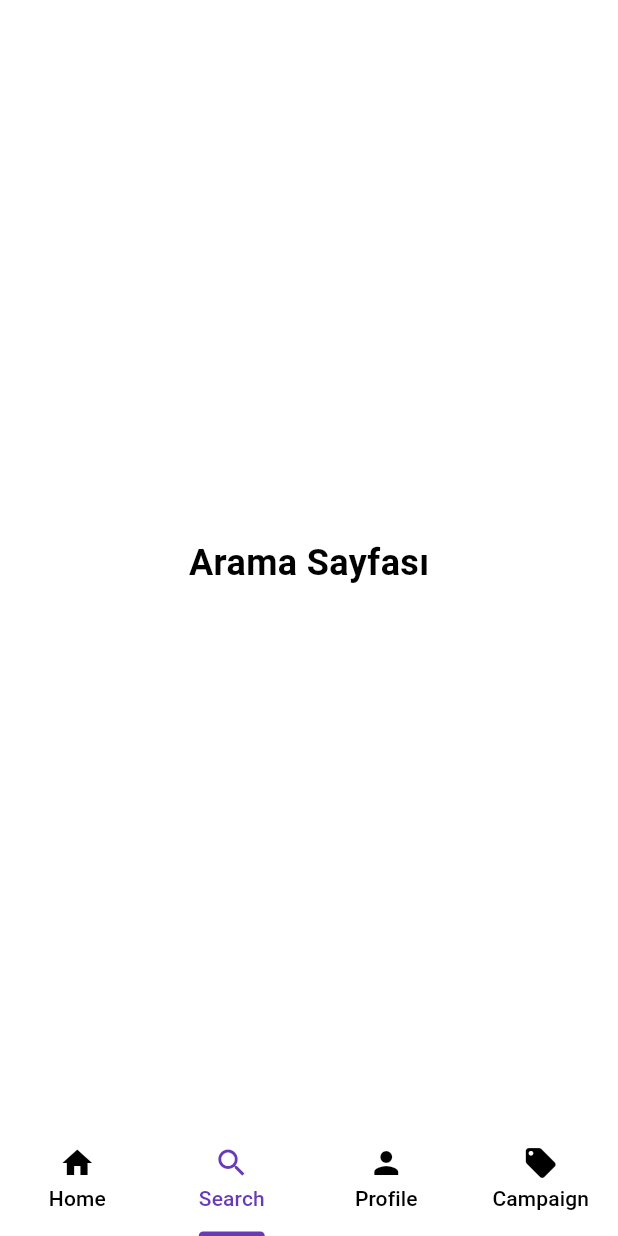
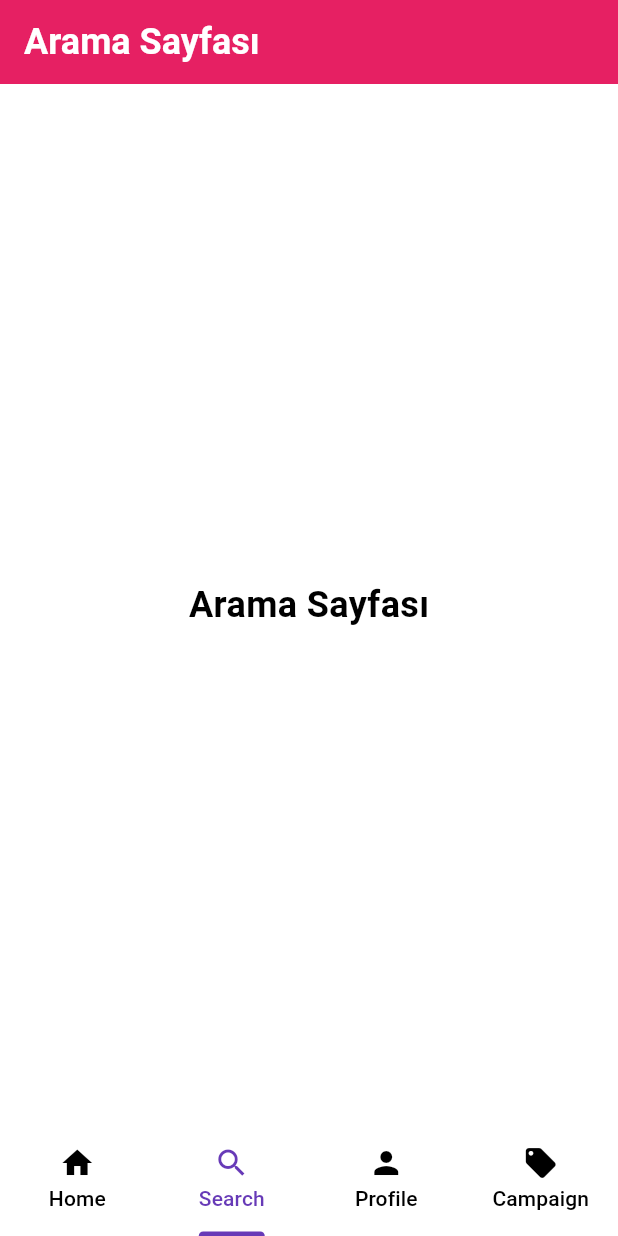
Before and after one commit to salihakca/petshop, a Flutter app: the MainScreen screen opened directly, item 2 of the bottom bar chosen, on a phone screen of 412 x 824 dp. Run offline on Flutter 3.47's test engine with Material 3 defaults, Android fonts, the light colour scheme and no system bars.

Commit message:
main screen added

```diff
--- a/lib/campaingscreen.dart
+++ b/lib/campaingscreen.dart
@@ -6,7 +6,14 @@ class CampaignScreen extends StatelessWidget {
   @override
   Widget build(BuildContext context) {
     return Scaffold(
-
+      appBar: AppBar(
+        backgroundColor: Color(0xFFE62063),
+        title: Text(
+          'Kampanyalar Sayfası',
+          style: TextStyle(fontSize: 24, fontWeight: FontWeight.bold, color: Colors.white),
+        ),
+        automaticallyImplyLeading: false, // Geri butonunu kaldırır
+      ),
       body: Center(
         child: const Text(
           'Kampanyalar Sayfası',
--- a/lib/login.dart
+++ b/lib/login.dart
@@ -97,7 +97,7 @@ class _LoginPageState extends State<LoginPage> {
                       Color(0xFFE62063),
                     ),
                     minimumSize: MaterialStateProperty.all<Size>(
-                      const Size(400, 60),
+                      const Size(300, 60),
                     ),
                   ),
                   child: const Text(
@@ -126,7 +126,7 @@ class _LoginPageState extends State<LoginPage> {
                       BorderSide(color: Color(0xFFE62063)),
                     ),
                     minimumSize: MaterialStateProperty.all<Size>(
-                      const Size(400, 60),
+                      const Size(300, 60),
                     ),
                   ),
                   child: const Text(
--- a/lib/main.dart
+++ b/lib/main.dart
@@ -51,7 +51,7 @@ class MyHomePage extends StatelessWidget {
                 height: 300,
                 decoration: BoxDecoration(
                   shape: BoxShape.circle,
-                  color: Colors.black,
+                  color: const Color.fromARGB(255, 197, 93, 93),
                 ),
                 child: Image.asset(
                   'assets/photo/dog.png',
--- a/lib/mainscreen.dart
+++ b/lib/mainscreen.dart
@@ -13,10 +13,19 @@ class MainScreen extends StatefulWidget {
 class _MainScreenState extends State<MainScreen> with SingleTickerProviderStateMixin {
   late TabController _tabController;
 
+  final List<Map<String, dynamic>> categories = [
+    {'image': 'assets/photo/cat.jpeg', 'name': 'Kedi Maması'},
+    {'image': 'assets/photo/dog.png', 'name': 'Köpek Maması'},
+    {'image': 'assets/photo/bird.jpeg', 'name': 'Kuş Yemi'},
+    {'image': 'assets/photo/fish.jpeg', 'name': 'Balık Yemi'},
+    {'image': 'assets/photo/papagan.jpeg', 'name': 'Papagan Yemi'},
+    {'image': 'assets/photo/tavsan.jpeg', 'name': 'Tavşan Yemi'},
+  ];
+
   @override
   void initState() {
     super.initState();
-    _tabController = TabController(length: 4, vsync: this); // TabController'ın length'i 4 olarak değiştirildi.
+    _tabController = TabController(length: 4, vsync: this);
   }
 
   @override
@@ -30,26 +39,90 @@ class _MainScreenState extends State<MainScreen> with SingleTickerProviderStateM
     return Scaffold(
       body: TabBarView(
         controller: _tabController,
-        children: const [
-          Center(child: Text('Ana Ekran')),
+        children: [
+          // Ana Ekran
+          Scaffold(
+            appBar: AppBar(
+              backgroundColor: Color(0xFFE62063),
+              title: Text(
+                'PetShop',
+                style: TextStyle(color: Colors.white),
+              ),
+              automaticallyImplyLeading: false, // Geri butonunu kaldırır
+            ),
+            backgroundColor: const Color.fromARGB(255, 18, 18, 19),
+            body: ListView.builder(
+              itemCount: (categories.length / 2).ceil(),
+              itemBuilder: (BuildContext context, int index) {
+                return Row(
+                  mainAxisAlignment: MainAxisAlignment.center,
+                  children: [
+                    buildCategoryItem(categories[index * 2]),
+                    const SizedBox(width: 8),
+                    if (index * 2 + 1 < categories.length)
+                      buildCategoryItem(categories[index * 2 + 1]),
+                  ],
+                );
+              },
+              scrollDirection: Axis.vertical,
+            ),
+          ),
+
+          // Search Ekranı
           SearchScreen(),
+
+          // Profile Ekranı
           ProfileScreen(),
+
+          // Campaign Ekranı
           CampaignScreen(),
         ],
       ),
       bottomNavigationBar: Material(
         color: Colors.white,
+        child: TabBar(
+          controller: _tabController,
+          tabs: const [
+            Tab(icon: Icon(Icons.home), text: 'Home'),
+            Tab(icon: Icon(Icons.search), text: 'Search'),
+            Tab(icon: Icon(Icons.person), text: 'Profile'),
+            Tab(icon: Icon(Icons.local_offer), text: 'Campaign'),
+          ],
+        ),
+      ),
+    );
+  }
+
+  Widget buildCategoryItem(Map<String, dynamic> category) {
+    return GestureDetector(
+      onTap: () {
+        // Kategoriye tıklandığında yapılacak işlemler
+        print('Tıklandı: ${category['name']}');
+      },
+      child: Container(
+        width: MediaQuery.of(context).size.width / 2 - 16,
+        height: 220,
+        margin: const EdgeInsets.only(top: 10),
+        decoration: BoxDecoration(
+          color: Colors.white,
+          border: Border.all(color: Colors.grey),
+          borderRadius: BorderRadius.circular(10),
+        ),
         child: Column(
-          mainAxisSize: MainAxisSize.min,
+          mainAxisAlignment: MainAxisAlignment.center,
           children: [
-            TabBar(
-              controller: _tabController,
-              tabs: const [
-                Tab(icon: Icon(Icons.home), text: 'Home'),
-                Tab(icon: Icon(Icons.search), text: 'Search'),
-                Tab(icon: Icon(Icons.person), text: 'Profile'),
-                Tab(icon: Icon(Icons.local_offer), text: 'Campaign'),
-              ],
+            Image.asset(
+              category['image'],
+              width: 140,
+              height: 170,
+            ),
+            const SizedBox(height: 5),
+            Text(
+              category['name'],
+              style: TextStyle(
+                fontSize: 14,
+                fontWeight: FontWeight.bold,
+              ),
             ),
           ],
         ),
--- a/lib/profilescreen.dart
+++ b/lib/profilescreen.dart
@@ -6,7 +6,14 @@ class ProfileScreen extends StatelessWidget {
   @override
   Widget build(BuildContext context) {
     return Scaffold(
-
+      appBar: AppBar(
+        backgroundColor: Color(0xFFE62063),
+        title: Text(
+          'Profil Sayfası',
+          style: TextStyle(fontSize: 24, fontWeight: FontWeight.bold, color: Colors.white),
+        ),
+        automaticallyImplyLeading: false, // Geri butonunu kaldırır
+      ),
       body: Center(
         child: const Text(
           'Profil Sayfası',
--- a/lib/searchscreen.dart
+++ b/lib/searchscreen.dart
@@ -6,7 +6,14 @@ class SearchScreen extends StatelessWidget {
   @override
   Widget build(BuildContext context) {
     return Scaffold(
-
+      appBar: AppBar(
+        backgroundColor: Color(0xFFE62063),
+        title: Text(
+          'Arama Sayfası',
+          style: TextStyle(fontSize: 24, fontWeight: FontWeight.bold, color: Colors.white),
+        ),
+        automaticallyImplyLeading: false, // Geri butonunu kaldırır
+      ),
       body: Center(
         child: const Text(
           'Arama Sayfası',
```
Also changed, not shown: pubspec.yaml (+7 -2 lines), assets/photo/bird.jpeg (added), assets/photo/cat.jpeg (added), assets/photo/dog.svg (deleted), assets/photo/fish.jpeg (added), assets/photo/papagan.jpeg (added), assets/photo/tavsan.jpeg (added).
